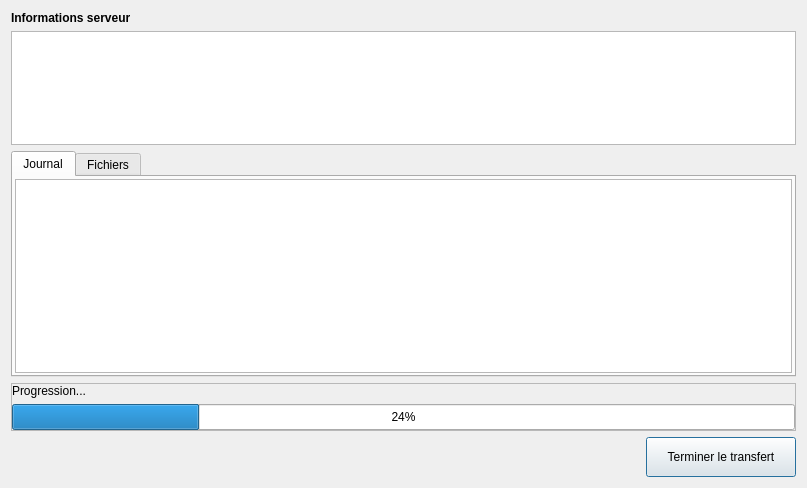
Before: the Qt Designer form python/resources/ui/StreamWindow.ui in introlab/OpenIMU, drawn with Qt 5.
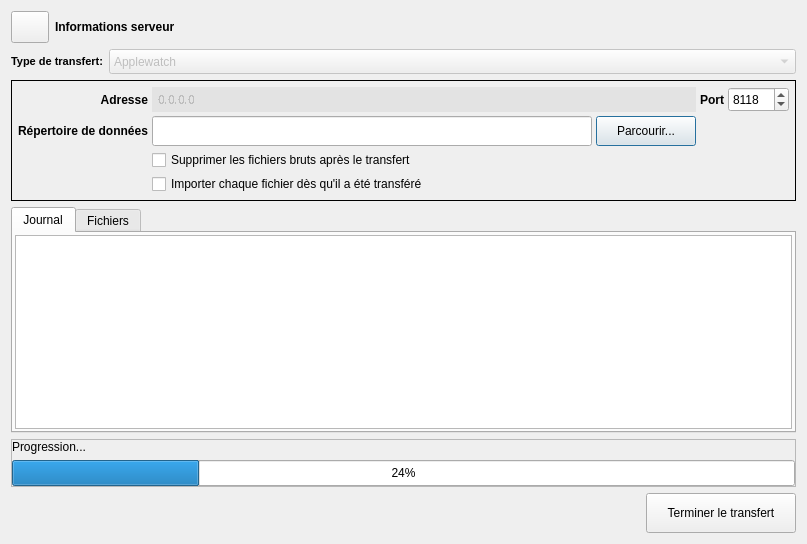
After: the same form once the commit is applied. Icons and pictures are not drawn.

Commit message: Revised data transfer (streaming) workflow.

```diff
--- a/python/resources/ui/StreamWindow.ui
+++ b/python/resources/ui/StreamWindow.ui
@@ -7,57 +7,306 @@
     <x>0</x>
     <y>0</y>
     <width>807</width>
-    <height>488</height>
+    <height>538</height>
    </rect>
   </property>
   <property name="windowTitle">
    <string>Gestionnaire de transfert</string>
   </property>
+  <property name="styleSheet">
+   <string notr="true">QLabel#lblIPValue{padding-left: 3px; background-color:rgba(226, 226, 226,90%);}
+QSpinBox#spinPort:!enabled{color: black;}</string>
+  </property>
   <layout class="QVBoxLayout" name="verticalLayout">
    <item>
-    <widget class="QLabel" name="lblInfos">
-     <property name="sizePolicy">
-      <sizepolicy hsizetype="Preferred" vsizetype="Maximum">
-       <horstretch>0</horstretch>
-       <verstretch>0</verstretch>
-      </sizepolicy>
-     </property>
-     <property name="font">
-      <font>
-       <weight>75</weight>
-       <bold>true</bold>
-      </font>
-     </property>
-     <property name="text">
-      <string>Informations serveur</string>
-     </property>
-    </widget>
+    <layout class="QHBoxLayout" name="horizontalLayout_2">
+     <item>
+      <widget class="QToolButton" name="btnEdit">
+       <property name="minimumSize">
+        <size>
+         <width>32</width>
+         <height>32</height>
+        </size>
+       </property>
+       <property name="cursor">
+        <cursorShape>PointingHandCursor</cursorShape>
+       </property>
+       <property name="toolTip">
+        <string>Éditer</string>
+       </property>
+       <property name="text">
+        <string/>
+       </property>
+       <property name="icon">
+        <iconset resource="../core.qrc">
+         <normaloff>:/OpenIMU/icons/save.png</normaloff>:/OpenIMU/icons/save.png</iconset>
+       </property>
+       <property name="iconSize">
+        <size>
+         <width>30</width>
+         <height>30</height>
+        </size>
+       </property>
+       <property name="checkable">
+        <bool>true</bool>
+       </property>
+      </widget>
+     </item>
+     <item>
+      <widget class="QLabel" name="lblInfos">
+       <property name="sizePolicy">
+        <sizepolicy hsizetype="Preferred" vsizetype="Maximum">
+         <horstretch>0</horstretch>
+         <verstretch>0</verstretch>
+        </sizepolicy>
+       </property>
+       <property name="font">
+        <font>
+         <weight>75</weight>
+         <bold>true</bold>
+        </font>
+       </property>
+       <property name="text">
+        <string>Informations serveur</string>
+       </property>
+      </widget>
+     </item>
+    </layout>
    </item>
    <item>
-    <widget class="QTableWidget" name="tableInfos">
+    <layout class="QHBoxLayout" name="horizontalLayout_5">
+     <item>
+      <widget class="QLabel" name="lblStreamType">
+       <property name="sizePolicy">
+        <sizepolicy hsizetype="Maximum" vsizetype="Preferred">
+         <horstretch>0</horstretch>
+         <verstretch>0</verstretch>
+        </sizepolicy>
+       </property>
+       <property name="font">
+        <font>
+         <pointsize>8</pointsize>
+         <weight>75</weight>
+         <bold>true</bold>
+        </font>
+       </property>
+       <property name="text">
+        <string>Type de transfert:</string>
+       </property>
+      </widget>
+     </item>
+     <item>
+      <widget class="QComboBox" name="cmbStreamType">
+       <property name="enabled">
+        <bool>false</bool>
+       </property>
+       <property name="minimumSize">
+        <size>
+         <width>0</width>
+         <height>25</height>
+        </size>
+       </property>
+       <item>
+        <property name="text">
+         <string>Applewatch</string>
+        </property>
+       </item>
+      </widget>
+     </item>
+    </layout>
+   </item>
+   <item>
+    <widget class="QFrame" name="frameInfos">
      <property name="enabled">
       <bool>true</bool>
      </property>
-     <property name="sizePolicy">
-      <sizepolicy hsizetype="Expanding" vsizetype="Maximum">
-       <horstretch>0</horstretch>
-       <verstretch>0</verstretch>
-      </sizepolicy>
+     <property name="frameShape">
+      <enum>QFrame::Panel</enum>
      </property>
-     <property name="columnCount">
-      <number>2</number>
+     <property name="frameShadow">
+      <enum>QFrame::Plain</enum>
      </property>
-     <attribute name="horizontalHeaderVisible">
-      <bool>false</bool>
-     </attribute>
-     <attribute name="horizontalHeaderStretchLastSection">
-      <bool>true</bool>
-     </attribute>
-     <attribute name="verticalHeaderVisible">
-      <bool>false</bool>
-     </attribute>
-     <column/>
-     <column/>
+     <layout class="QGridLayout" name="gridLayout">
+      <property name="leftMargin">
+       <number>6</number>
+      </property>
+      <property name="topMargin">
+       <number>6</number>
+      </property>
+      <property name="rightMargin">
+       <number>6</number>
+      </property>
+      <property name="bottomMargin">
+       <number>6</number>
+      </property>
+      <property name="spacing">
+       <number>4</number>
+      </property>
+      <item row="2" column="0">
+       <widget class="QLabel" name="lblDataPath">
+        <property name="font">
+         <font>
+          <weight>75</weight>
+          <bold>true</bold>
+          <stylestrategy>PreferDefault</stylestrategy>
+         </font>
+        </property>
+        <property name="text">
+         <string>Répertoire de données</string>
+        </property>
+       </widget>
+      </item>
+      <item row="0" column="1">
+       <widget class="QLabel" name="lblIPValue">
+        <property name="enabled">
+         <bool>false</bool>
+        </property>
+        <property name="minimumSize">
+         <size>
+          <width>0</width>
+          <height>25</height>
+         </size>
+        </property>
+        <property name="font">
+         <font>
+          <pointsize>9</pointsize>
+          <weight>75</weight>
+          <bold>true</bold>
+          <stylestrategy>NoAntialias</stylestrategy>
+         </font>
+        </property>
+        <property name="text">
+         <string>0.0.0.0</string>
+        </property>
+        <property name="margin">
+         <number>0</number>
+        </property>
+       </widget>
+      </item>
+      <item row="0" column="0">
+       <widget class="QLabel" name="lblIP">
+        <property name="enabled">
+         <bool>true</bool>
+        </property>
+        <property name="sizePolicy">
+         <sizepolicy hsizetype="Preferred" vsizetype="Preferred">
+          <horstretch>0</horstretch>
+          <verstretch>0</verstretch>
+         </sizepolicy>
+        </property>
+        <property name="font">
+         <font>
+          <weight>75</weight>
+          <bold>true</bold>
+          <stylestrategy>PreferDefault</stylestrategy>
+         </font>
+        </property>
+        <property name="text">
+         <string>Adresse</string>
+        </property>
+        <property name="alignment">
+         <set>Qt::AlignRight|Qt::AlignTrailing|Qt::AlignVCenter</set>
+        </property>
+       </widget>
+      </item>
+      <item row="0" column="4">
+       <widget class="QSpinBox" name="spinPort">
+        <property name="enabled">
+         <bool>true</bool>
+        </property>
+        <property name="sizePolicy">
+         <sizepolicy hsizetype="Maximum" vsizetype="Fixed">
+          <horstretch>0</horstretch>
+          <verstretch>0</verstretch>
+         </sizepolicy>
+        </property>
+        <property name="minimumSize">
+         <size>
+          <width>0</width>
+          <height>25</height>
+         </size>
+        </property>
+        <property name="font">
+         <font>
+          <pointsize>9</pointsize>
+          <stylestrategy>PreferDefault</stylestrategy>
+         </font>
+        </property>
+        <property name="minimum">
+         <number>1024</number>
+        </property>
+        <property name="maximum">
+         <number>65534</number>
+        </property>
+        <property name="stepType">
+         <enum>QAbstractSpinBox::AdaptiveDecimalStepType</enum>
+        </property>
+        <property name="value">
+         <number>8118</number>
+        </property>
+       </widget>
+      </item>
+      <item row="2" column="1">
+       <layout class="QHBoxLayout" name="horizontalLayout_4">
+        <item>
+         <widget class="QLineEdit" name="txtDataPath">
+          <property name="minimumSize">
+           <size>
+            <width>0</width>
+            <height>30</height>
+           </size>
+          </property>
+         </widget>
+        </item>
+        <item>
+         <widget class="QPushButton" name="btnBrowse">
+          <property name="minimumSize">
+           <size>
+            <width>100</width>
+            <height>30</height>
+           </size>
+          </property>
+          <property name="cursor">
+           <cursorShape>PointingHandCursor</cursorShape>
+          </property>
+          <property name="text">
+           <string>Parcourir...</string>
+          </property>
+         </widget>
+        </item>
+       </layout>
+      </item>
+      <item row="0" column="2">
+       <widget class="QLabel" name="lblPort">
+        <property name="font">
+         <font>
+          <weight>75</weight>
+          <bold>true</bold>
+         </font>
+        </property>
+        <property name="text">
+         <string>Port</string>
+        </property>
+        <property name="alignment">
+         <set>Qt::AlignRight|Qt::AlignTrailing|Qt::AlignVCenter</set>
+        </property>
+       </widget>
+      </item>
+      <item row="3" column="1">
+       <widget class="QCheckBox" name="chkDeleteFiles">
+        <property name="text">
+         <string>Supprimer les fichiers bruts après le transfert</string>
+        </property>
+       </widget>
+      </item>
+      <item row="4" column="1">
+       <widget class="QCheckBox" name="chkAutoImport">
+        <property name="text">
+         <string>Importer chaque fichier dès qu'il a été transféré</string>
+        </property>
+       </widget>
+      </item>
+     </layout>
     </widget>
    </item>
    <item>
```
The commit also changes 11 other files.
